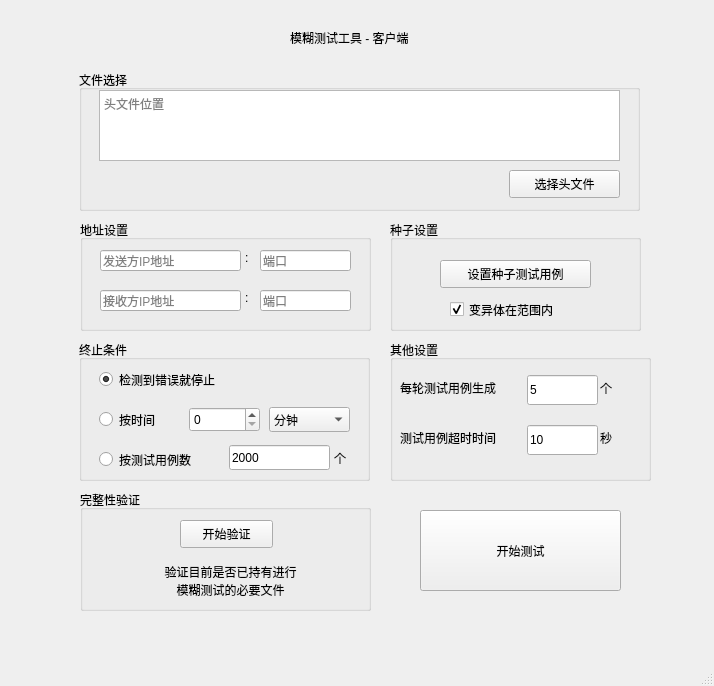
Old version of the form client/window_client.ui in the repository Radon10043/fuzzing-tool-14.
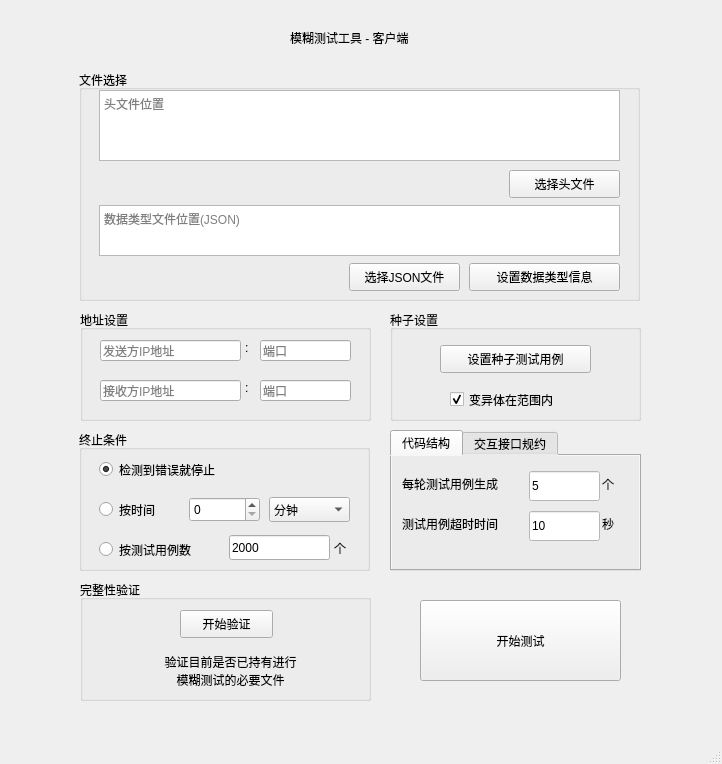
New version of the form.

Commit message: Added: data type dialog

The edit to the form file:
```diff
--- a/client/window_client.ui
+++ b/client/window_client.ui
@@ -6,8 +6,8 @@
    <rect>
     <x>0</x>
     <y>0</y>
-    <width>714</width>
-    <height>686</height>
+    <width>722</width>
+    <height>764</height>
    </rect>
   </property>
   <property name="windowTitle">
@@ -33,7 +33,7 @@
       <x>79</x>
       <y>70</y>
       <width>561</width>
-      <height>141</height>
+      <height>231</height>
      </rect>
     </property>
     <property name="title">
@@ -65,12 +65,51 @@
       <string>选择头文件</string>
      </property>
     </widget>
+    <widget class="QTextBrowser" name="dataTypeDictLoc">
+     <property name="geometry">
+      <rect>
+       <x>20</x>
+       <y>135</y>
+       <width>521</width>
+       <height>51</height>
+      </rect>
+     </property>
+     <property name="placeholderText">
+      <string>数据类型文件位置(JSON)</string>
+     </property>
+    </widget>
+    <widget class="QPushButton" name="chooseJSONFileBtn">
+     <property name="geometry">
+      <rect>
+       <x>270</x>
+       <y>193</y>
+       <width>111</width>
+       <height>28</height>
+      </rect>
+     </property>
+     <property name="text">
+      <string>选择JSON文件</string>
+     </property>
+    </widget>
+    <widget class="QPushButton" name="dataTypeInputBtn">
+     <property name="geometry">
+      <rect>
+       <x>390</x>
+       <y>193</y>
+       <width>151</width>
+       <height>28</height>
+      </rect>
+     </property>
+     <property name="text">
+      <string>设置数据类型信息</string>
+     </property>
+    </widget>
    </widget>
    <widget class="QGroupBox" name="seedInputGroupBox">
     <property name="geometry">
      <rect>
       <x>390</x>
-      <y>220</y>
+      <y>310</y>
       <width>251</width>
       <height>111</height>
      </rect>
@@ -82,7 +121,7 @@
      <property name="geometry">
       <rect>
        <x>50</x>
-       <y>40</y>
+       <y>35</y>
        <width>151</width>
        <height>28</height>
       </rect>
@@ -112,7 +151,7 @@
     <property name="geometry">
      <rect>
       <x>80</x>
-      <y>490</y>
+      <y>580</y>
       <width>291</width>
       <height>121</height>
      </rect>
@@ -155,7 +194,7 @@
     <property name="geometry">
      <rect>
       <x>80</x>
-      <y>220</y>
+      <y>310</y>
       <width>291</width>
       <height>111</height>
      </rect>
@@ -258,7 +297,7 @@
     <property name="geometry">
      <rect>
       <x>420</x>
-      <y>510</y>
+      <y>600</y>
       <width>201</width>
       <height>81</height>
      </rect>
@@ -271,7 +310,7 @@
     <property name="geometry">
      <rect>
       <x>79</x>
-      <y>340</y>
+      <y>430</y>
       <width>291</width>
       <height>141</height>
      </rect>
@@ -381,62 +420,88 @@
      </property>
     </widget>
    </widget>
-   <widget class="QGroupBox" name="otherOptionGroupBox">
+   <widget class="QTabWidget" name="optionTabWidget">
     <property name="geometry">
      <rect>
       <x>390</x>
-      <y>340</y>
-      <width>261</width>
+      <y>430</y>
+      <width>251</width>
       <height>141</height>
      </rect>
     </property>
-    <property name="title">
-     <string>其他设置</string>
+    <property name="styleSheet">
+     <string notr="true">background-color:rgb(235, 235, 235)</string>
     </property>
+    <property name="currentIndex">
+     <number>0</number>
+    </property>
+    <widget class="QWidget" name="codeStructTab">
+     <attribute name="title">
+      <string>代码结构</string>
+     </attribute>
+     <widget class="QLabel" name="TCNumPerCycLabel">
+      <property name="geometry">
+       <rect>
+        <x>10</x>
+        <y>20</y>
+        <width>121</width>
+        <height>16</height>
+       </rect>
+      </property>
+      <property name="text">
+       <string>每轮测试用例生成</string>
+      </property>
+     </widget>
     <widget class="QLineEdit" name="TCNumPerCyc">
      <property name="geometry">
       <rect>
        <x>137</x>
-       <y>35</y>
+        <y>15</y>
        <width>71</width>
        <height>30</height>
       </rect>
      </property>
+      <property name="styleSheet">
+       <string notr="true">background-color:rgb(255, 255, 255)</string>
+      </property>
      <property name="text">
       <string>5</string>
      </property>
     </widget>
+     <widget class="QLabel" name="pieceLabel">
+      <property name="geometry">
+       <rect>
+        <x>210</x>
+        <y>20</y>
+        <width>21</width>
+        <height>16</height>
+       </rect>
+      </property>
+      <property name="text">
+       <string>个</string>
+      </property>
+     </widget>
     <widget class="QLineEdit" name="timeoutLEdit">
      <property name="geometry">
       <rect>
        <x>137</x>
-       <y>85</y>
+        <y>55</y>
        <width>71</width>
        <height>30</height>
       </rect>
      </property>
+      <property name="styleSheet">
+       <string notr="true">background-color:rgb(255, 255, 255)</string>
+      </property>
      <property name="text">
       <string>10</string>
      </property>
     </widget>
-    <widget class="QLabel" name="TCNumPerCycLabel">
-     <property name="geometry">
-      <rect>
-       <x>10</x>
-       <y>40</y>
-       <width>121</width>
-       <height>16</height>
-      </rect>
-     </property>
-     <property name="text">
-      <string>每轮测试用例生成</string>
-     </property>
-    </widget>
     <widget class="QLabel" name="TCTimeoutLabel">
      <property name="geometry">
       <rect>
        <x>10</x>
-       <y>90</y>
+        <y>60</y>
        <width>121</width>
        <height>16</height>
       </rect>
@@ -449,7 +514,7 @@
      <property name="geometry">
       <rect>
        <x>210</x>
-       <y>90</y>
+        <y>60</y>
        <width>21</width>
        <height>16</height>
       </rect>
@@ -458,18 +523,40 @@
       <string>秒</string>
      </property>
     </widget>
-    <widget class="QLabel" name="pieceLabel">
+    </widget>
+    <widget class="QWidget" name="AITab">
+     <attribute name="title">
+      <string>交互接口规约</string>
+     </attribute>
+     <widget class="QTextBrowser" name="AICfgInfo">
      <property name="geometry">
       <rect>
-       <x>210</x>
-       <y>40</y>
-       <width>21</width>
-       <height>16</height>
+        <x>10</x>
+        <y>10</y>
+        <width>221</width>
+        <height>61</height>
+       </rect>
+      </property>
+      <property name="styleSheet">
+       <string notr="true">background-color:rgb(255, 255, 255)</string>
+      </property>
+     </widget>
+     <widget class="QPushButton" name="AICfgBtn">
+      <property name="geometry">
+       <rect>
+        <x>80</x>
+        <y>77</y>
+        <width>93</width>
+        <height>28</height>
       </rect>
      </property>
      <property name="text">
-      <string>个</string>
-     </property>
+       <string>设置</string>
+      </property>
+      <property name="checkable">
+       <bool>false</bool>
+      </property>
+     </widget>
     </widget>
    </widget>
   </widget>
```
Left out of the diff: 2 changed lines with no effect on the pictures. Lines whose indentation alone changed are shown as unchanged. The commit also changes 10 other files.
